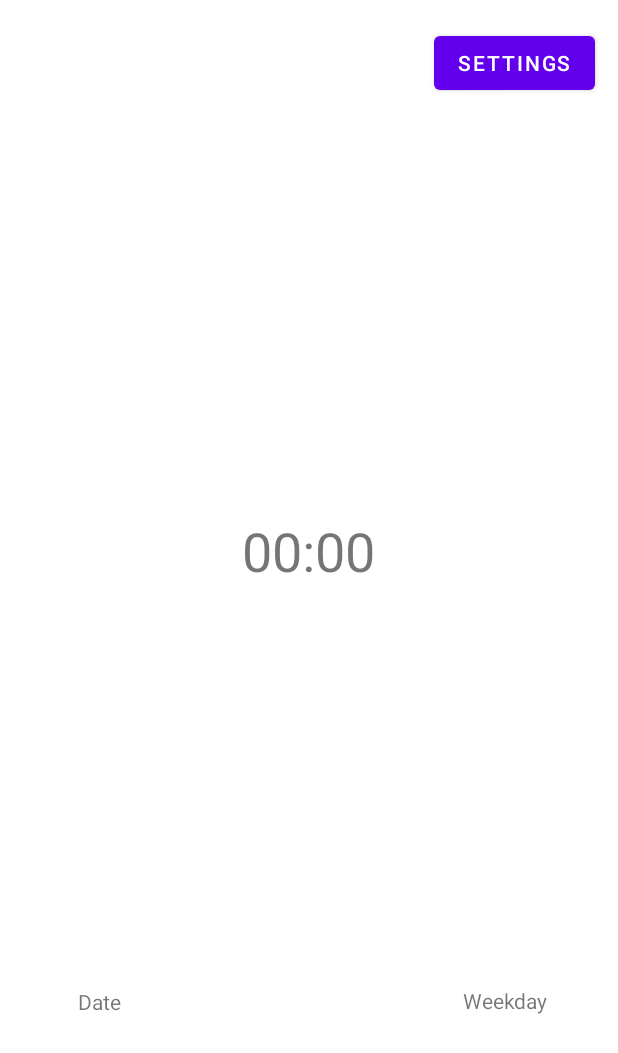
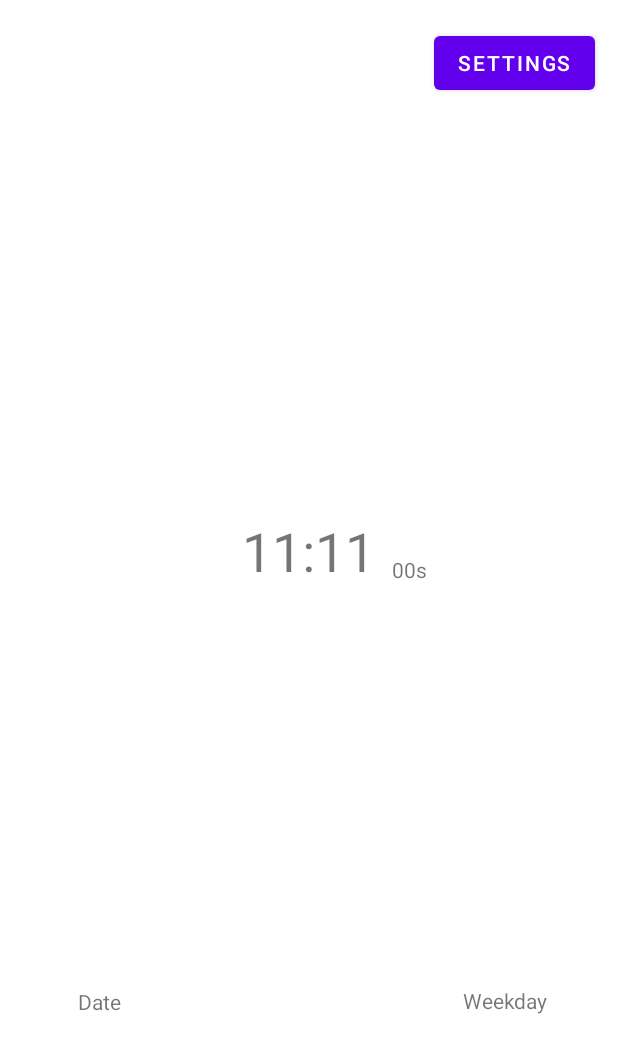
Before and after one commit to wmejiapalma/AlarmJavaClock, an Android app: the layout clock.xml on its own in the app's theme, with its tools: preview values and no code run, on a phone screen of 412 x 824 dp. Shown: the top 1053 px of the screen. Run offline under Robolectric (Android 15) with nearby library versions, the phone set to English and light mode, and no system bars.

Commit message:
Added Clock function but it doesn't update yet Added weekDay and date to the UI

```diff
--- a/app/src/main/res/layout/clock.xml
+++ b/app/src/main/res/layout/clock.xml
@@ -7,11 +7,11 @@
     tools:context=".MainActivity">
 
     <TextView
-        android:id="@+id/textView3"
+        android:id="@+id/clock"
         android:layout_width="226dp"
         android:layout_height="102dp"
         android:gravity="center"
-        android:text="00:00"
+        android:text="11:11"
         android:textSize="36sp"
         app:layout_constraintBottom_toBottomOf="parent"
         app:layout_constraintHorizontal_bias="0.497"
@@ -21,7 +21,7 @@
         app:layout_constraintVertical_bias="0.438" />
 
     <TextView
-        android:id="@+id/textView"
+        android:id="@+id/date"
         android:layout_width="wrap_content"
         android:layout_height="wrap_content"
         android:text="Date"
@@ -33,7 +33,7 @@
         app:layout_constraintVertical_bias="0.818" />
 
     <TextView
-        android:id="@+id/textView2"
+        android:id="@+id/Weekday"
         android:layout_width="wrap_content"
         android:layout_height="wrap_content"
         android:text="Weekday"
@@ -56,4 +56,16 @@
         app:layout_constraintTop_toTopOf="parent"
         app:layout_constraintVertical_bias="0.023" />
 
+    <TextView
+        android:id="@+id/seconds"
+        android:layout_width="wrap_content"
+        android:layout_height="wrap_content"
+        android:text="00s"
+        app:layout_constraintBottom_toBottomOf="parent"
+        app:layout_constraintEnd_toEndOf="parent"
+        app:layout_constraintHorizontal_bias="0.672"
+        app:layout_constraintStart_toStartOf="parent"
+        app:layout_constraintTop_toTopOf="parent"
+        app:layout_constraintVertical_bias="0.46" />
+
 </androidx.constraintlayout.widget.ConstraintLayout>
```
Also changed, not shown: app/src/main/java/com/example/Models/Clock.java (+22 -15 lines), app/src/main/java/com/example/javaclock/ClockActivity.java (+32 -3 lines).
